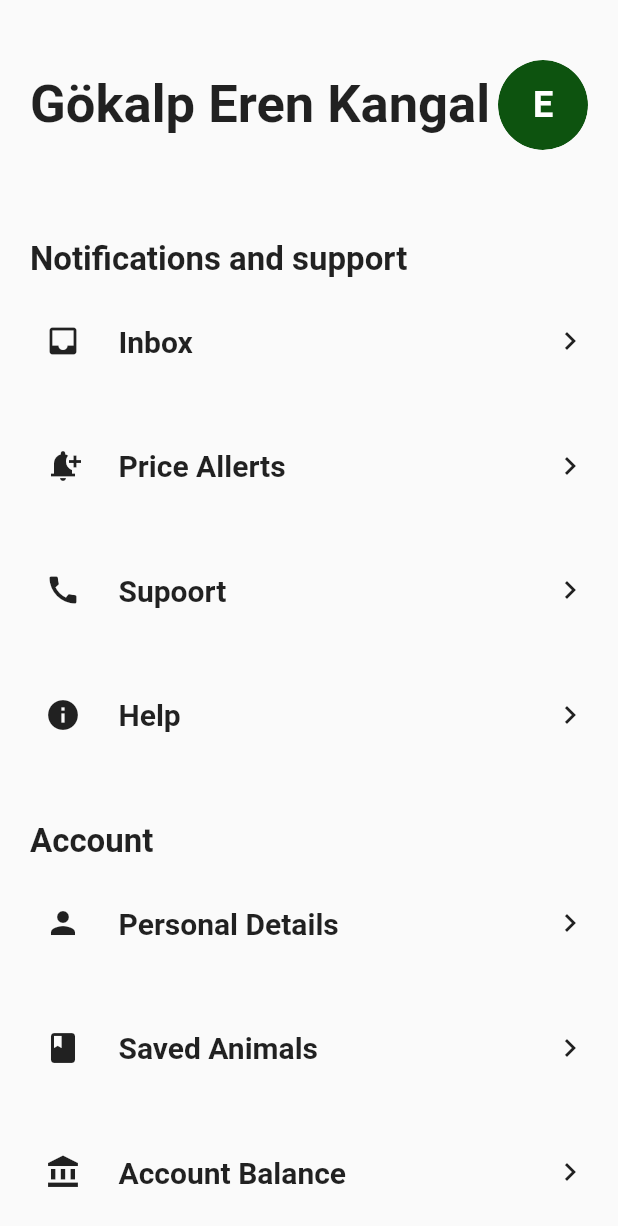
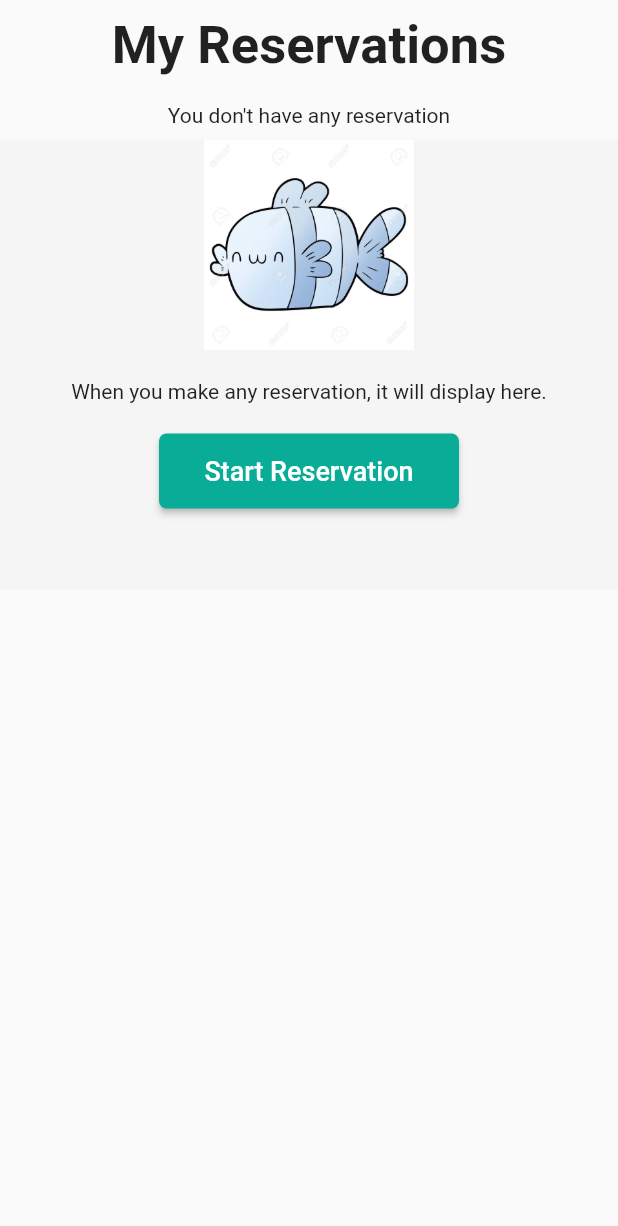
Before and after one commit to aysealmaci/Pet-Hotel, a Flutter app: the screen it shows after launch, on a phone screen of 412 x 824 dp. Shown: the top 1226 px of the screen. Run offline on Flutter 3.47's test engine with Material 2 defaults, Android fonts, the phone set to English and light mode, and no system bars; our stand-ins replace table_calendar.

Commit message:
some edits

```diff
--- a/pet_hotel/lib/main.dart
+++ b/pet_hotel/lib/main.dart
@@ -1,7 +1,8 @@
 import 'package:flutter/material.dart';
-import 'package:pet_hotel/book_screen.dart';
-import 'package:pet_hotel/profile_screen.dart';
-import 'package:pet_hotel/splash_screen.dart';
+import 'package:pet_hotel/screens/choose_screen.dart';
+import 'package:pet_hotel/screens/my_reservation_screen.dart';
+import 'package:pet_hotel/screens/profile_screen.dart';
+import 'package:pet_hotel/screens/splash_screen.dart';
 
 void main() {
   runApp(const MyApp());
@@ -18,7 +19,7 @@ class MyApp extends StatelessWidget {
       theme: ThemeData(
         primarySwatch: Colors.blue,
       ),
-      home: const ProfileScreen(),
+      home: const MyReservations(),
     );
   }
 }
--- a/pet_hotel/lib/pet_categories.dart
+++ b/pet_hotel/lib/pet_categories.dart
@@ -1,5 +1,5 @@
 import 'package:flutter/material.dart';
-import 'package:pet_hotel/book_screen.dart';
+import 'package:pet_hotel/screens/make_reservation_page.dart';
 
 class PetCategories extends StatelessWidget {
   const PetCategories({
--- a/pet_hotel/lib/choose_screen.dart
+++ b/pet_hotel/lib/screens/choose_screen.dart
@@ -1,6 +1,6 @@
 import 'package:flutter/material.dart';
 import 'package:pet_hotel/pet_categories.dart';
-import 'package:pet_hotel/splash_screen.dart';
+import 'package:pet_hotel/screens/splash_screen.dart';
 
 class ChooseScreen extends StatelessWidget {
   const ChooseScreen({Key? key}) : super(key: key);
--- a/pet_hotel/lib/book_screen.dart
+++ b/pet_hotel/lib/screens/make_reservation_page.dart
@@ -1,9 +1,8 @@
 import 'package:flutter/material.dart';
-import 'package:pet_hotel/profile_screen.dart';
+import 'package:pet_hotel/screens/choose_screen.dart';
+import 'package:pet_hotel/screens/profile_screen.dart';
 import 'package:table_calendar/table_calendar.dart';
 import 'package:intl/intl.dart';
-
-import 'choose_screen.dart';
 
 class BookPage extends StatefulWidget {
   const BookPage({Key? key}) : super(key: key);
--- /dev/null
+++ b/pet_hotel/lib/screens/my_reservation_screen.dart
@@ -0,0 +1,69 @@
+import 'package:flutter/material.dart';
+import 'package:pet_hotel/screens/make_reservation_page.dart';
+
+class MyReservations extends StatelessWidget {
+  const MyReservations({Key? key}) : super(key: key);
+
+  @override
+  Widget build(BuildContext context) {
+    return Scaffold(
+      body: Column(
+        children: [
+          Padding(
+            padding: const EdgeInsets.all(10.0),
+            child: Center(
+              child: Text(
+                "My Reservations",
+                style: TextStyle(
+                  fontWeight: FontWeight.bold,
+                  fontSize: 35,
+                ),
+              ),
+            ),
+          ),
+          Padding(
+            padding: const EdgeInsets.all(8.0),
+            child: Text("You don't have any reservation"),
+          ),
+          Container(
+            height: 300,
+            width: 530,
+            decoration: BoxDecoration(
+              color: Colors.grey.shade100,
+            ),
+            child: Column(children: [
+              Image.asset(
+                "assets/fish.jpeg",
+                height: 140,
+                width: 200,
+              ),
+              SizedBox(
+                height: 20,
+              ),
+              Text("When you make any reservation, it will display here."),
+              SizedBox(
+                height: 20,
+              ),
+              ElevatedButton(
+                  style: ElevatedButton.styleFrom(
+                      primary: Color.fromARGB(255, 9, 172, 150),
+                      fixedSize: Size(200, 50),
+                      shape: RoundedRectangleBorder(
+                          borderRadius: BorderRadius.circular(5))),
+                  onPressed: () {
+                    Navigator.push(context,
+                        MaterialPageRoute(builder: ((context) => BookPage())));
+                  },
+                  child: Text(
+                    "Start Reservation",
+                    style: TextStyle(
+                      fontSize: 18,
+                    ),
+                  ))
+            ]),
+          )
+        ],
+      ),
+    );
+  }
+}
--- a/pet_hotel/lib/splash_screen.dart
+++ b/pet_hotel/lib/screens/splash_screen.dart
@@ -1,5 +1,5 @@
 import 'package:flutter/material.dart';
-import 'package:pet_hotel/choose_screen.dart';
+import 'package:pet_hotel/screens/choose_screen.dart';
 import 'package:pet_hotel/main.dart';
 
 class Splash extends StatefulWidget {
```
Also changed, not shown: pet_hotel/lib/screens/profile_screen.dart (renamed from pet_hotel/lib/profile_screen.dart).
